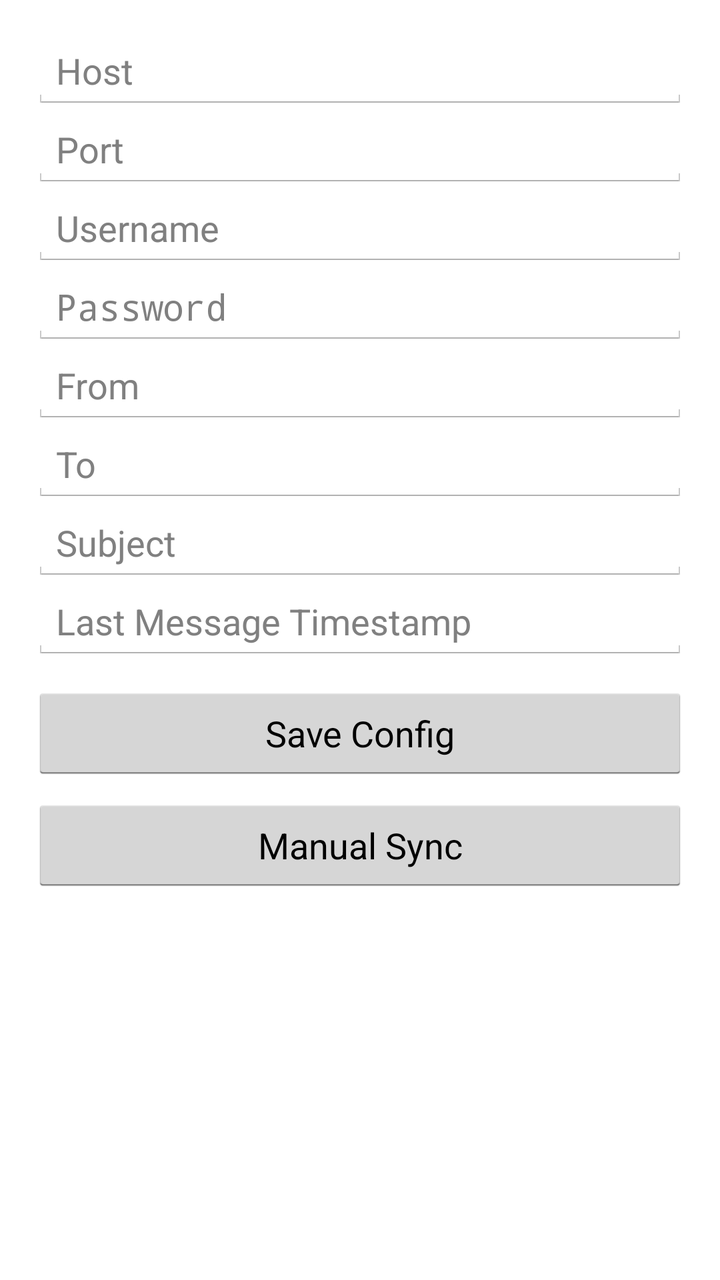
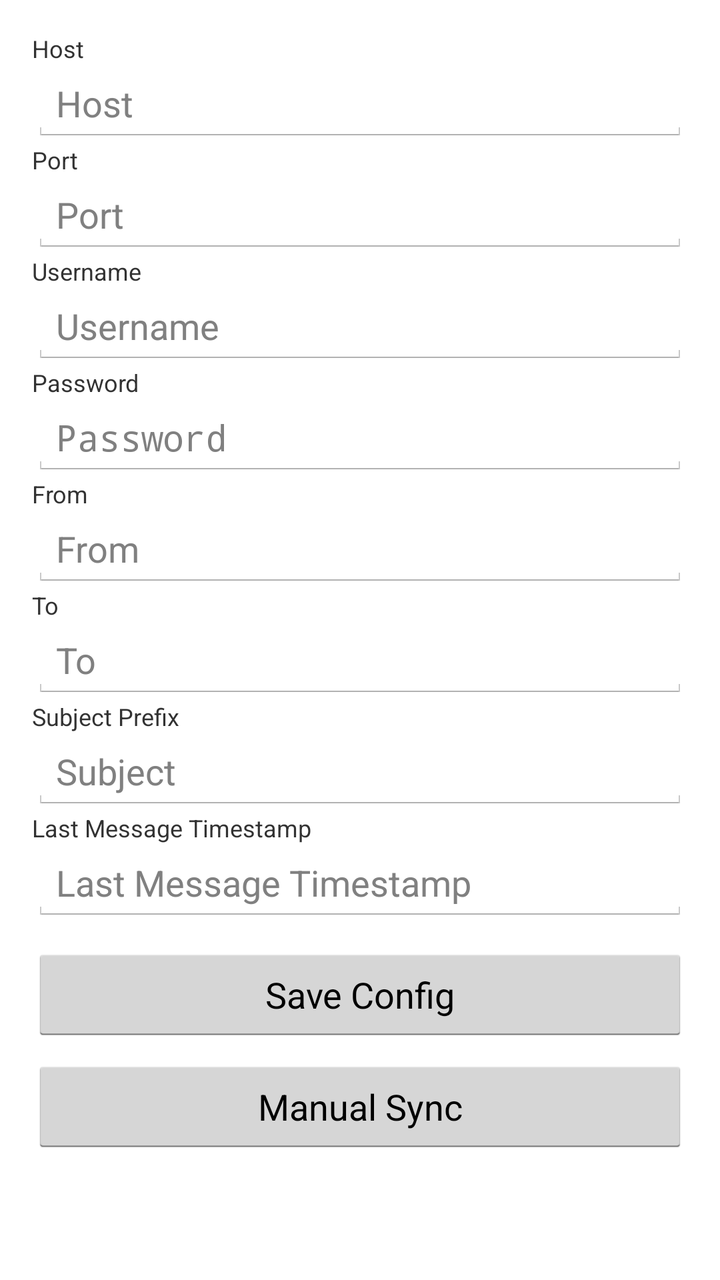

Screens rendered from an Android XML layout before and after an edit, with the pre-edit source and the edit as a unified diff.
<!-- AndroidManifest.xml: application theme android:Theme.Holo.Light -->
<!-- res/layout/activity_main.xml -->
<ScrollView
    xmlns:android="http://schemas.android.com/apk/res/android"
    android:layout_width="match_parent"
    android:layout_height="match_parent"
>
    <LinearLayout
        android:orientation="vertical"
        android:padding="16dp"
        android:layout_width="match_parent"
        android:layout_height="wrap_content"
    >
        
        <EditText
            android:id="@+id/input_host"
            android:hint="Host"
            android:layout_width="match_parent"
            android:layout_height="wrap_content"
            android:inputType="textUri"
        />

        <EditText
            android:id="@+id/input_port"
            android:hint="Port"
            android:layout_width="match_parent"
            android:layout_height="wrap_content"
            android:inputType="number"
        />

        <EditText
            android:id="@+id/input_user"
            android:hint="Username"
            android:layout_width="match_parent"
            android:layout_height="wrap_content"
            android:inputType="textEmailAddress"
        />

        <EditText
            android:id="@+id/input_pass"
            android:hint="Password"
            android:layout_width="match_parent"
            android:layout_height="wrap_content"
            android:inputType="textPassword"
        />

        <EditText
            android:id="@+id/input_from"
            android:hint="From"
            android:layout_width="match_parent"
            android:layout_height="wrap_content"
            android:inputType="textEmailAddress"
        />

        <EditText
            android:id="@+id/input_to"
            android:hint="To"
            android:layout_width="match_parent"
            android:layout_height="wrap_content"
            android:inputType="textEmailAddress"
        />

        <EditText
            android:id="@+id/input_subject"
            android:hint="Subject"
            android:layout_width="match_parent"
            android:layout_height="wrap_content"
            android:inputType="text"
        />

        
        <EditText
            android:id="@+id/input_last_timestamp"
            android:hint="Last Message Timestamp"
            android:layout_width="match_parent"
            android:layout_height="wrap_content"
            android:inputType="text"
        />

        
        <Button
            android:id="@+id/button_save"
            android:text="Save Config"
            android:layout_width="match_parent"
            android:layout_height="wrap_content"
            android:layout_marginTop="12dp"
        />

        <Button
            android:id="@+id/button_sync"
            android:text="Manual Sync"
            android:layout_width="match_parent"
            android:layout_height="wrap_content"
            android:layout_marginTop="8dp"
        />
    </LinearLayout>
</ScrollView>
<!-- resources referenced by this layout -->
<resources>

</resources>

<!-- the commit's change to res/layout/activity_main.xml (unified diff, before → after) -->
@@ -10,6 +10,12 @@
         android:layout_height="wrap_content"
     >
         
+        <TextView
+            android:text="Host"
+            android:textSize="12sp"
+            android:layout_width="match_parent"
+            android:layout_height="wrap_content"
+        />
         <EditText
             android:id="@+id/input_host"
             android:hint="Host"
@@ -18,6 +24,12 @@
             android:inputType="textUri"
         />
 
+        <TextView
+            android:text="Port"
+            android:textSize="12sp"
+            android:layout_width="match_parent"
+            android:layout_height="wrap_content"
+        />
         <EditText
             android:id="@+id/input_port"
             android:hint="Port"
@@ -26,6 +38,12 @@
             android:inputType="number"
         />
 
+        <TextView
+            android:text="Username"
+            android:textSize="12sp"
+            android:layout_width="match_parent"
+            android:layout_height="wrap_content"
+        />
         <EditText
             android:id="@+id/input_user"
             android:hint="Username"
@@ -34,6 +52,12 @@
             android:inputType="textEmailAddress"
         />
 
+        <TextView
+            android:text="Password"
+            android:textSize="12sp"
+            android:layout_width="match_parent"
+            android:layout_height="wrap_content"
+        />
         <EditText
             android:id="@+id/input_pass"
             android:hint="Password"
@@ -42,6 +66,12 @@
             android:inputType="textPassword"
         />
 
+        <TextView
+            android:text="From"
+            android:textSize="12sp"
+            android:layout_width="match_parent"
+            android:layout_height="wrap_content"
+        />
         <EditText
             android:id="@+id/input_from"
             android:hint="From"
@@ -50,6 +80,12 @@
             android:inputType="textEmailAddress"
         />
 
+        <TextView
+            android:text="To"
+            android:textSize="12sp"
+            android:layout_width="match_parent"
+            android:layout_height="wrap_content"
+        />
         <EditText
             android:id="@+id/input_to"
             android:hint="To"
@@ -58,6 +94,12 @@
             android:inputType="textEmailAddress"
         />
 
+        <TextView
+            android:text="Subject Prefix"
+            android:textSize="12sp"
+            android:layout_width="match_parent"
+            android:layout_height="wrap_content"
+        />
         <EditText
             android:id="@+id/input_subject"
             android:hint="Subject"
@@ -67,6 +109,12 @@
         />
 
         
+        <TextView
+            android:text="Last Message Timestamp"
+            android:textSize="12sp"
+            android:layout_width="match_parent"
+            android:layout_height="wrap_content"
+        />
         <EditText
             android:id="@+id/input_last_timestamp"
             android:hint="Last Message Timestamp"
